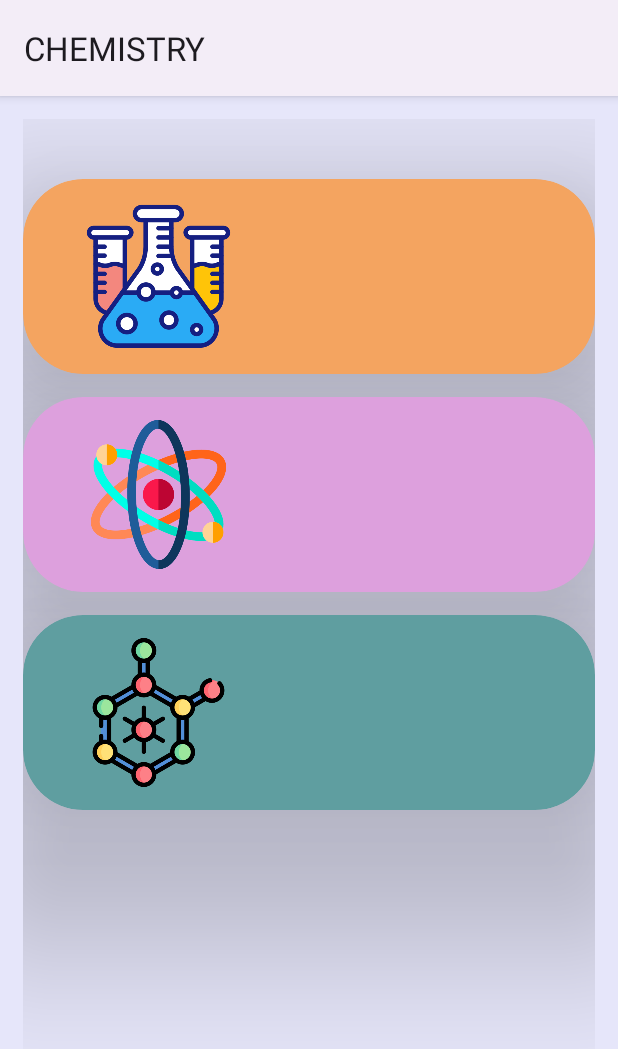
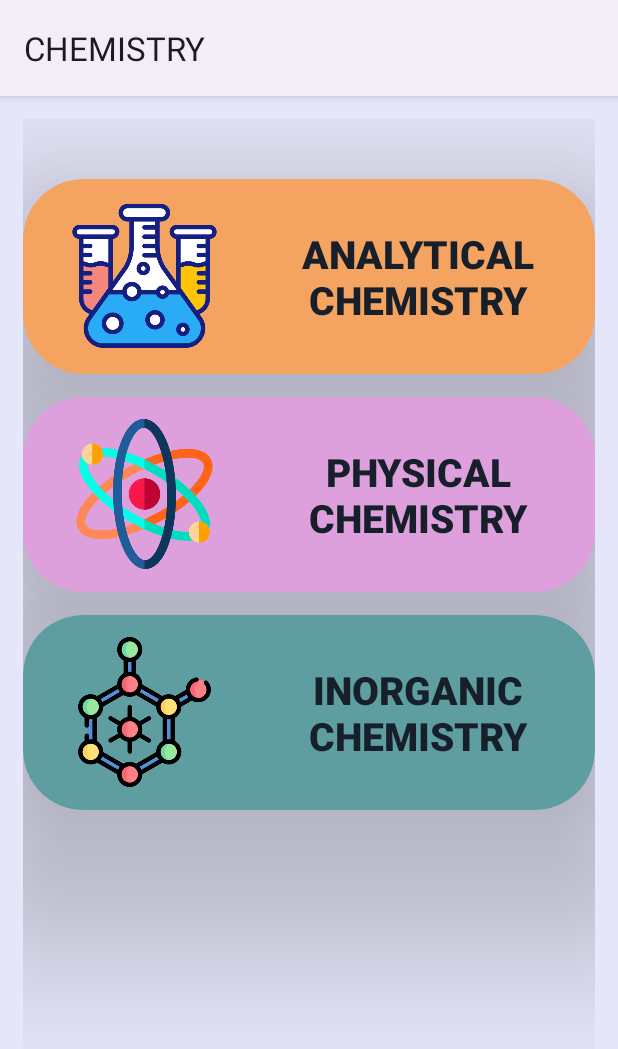
Before and after one commit to BakuEngineeringUniversity/prj-exam-app-Nergiz-Axundova, an Android app: the ChemistryCardView screen opened directly, with no data from a screen before it, on a phone screen of 412 x 824 dp. Shown: the top 1049 px of the screen. Run offline under Robolectric (Android 15) with nearby library versions, the phone set to English and light mode, and no system bars.

Commit message:
Chemistry CardView

```diff
--- a/app/src/main/res/layout/activity_chemistry_card_view.xml
+++ b/app/src/main/res/layout/activity_chemistry_card_view.xml
@@ -4,8 +4,8 @@
     xmlns:tools="http://schemas.android.com/tools"
     android:layout_width="match_parent"
     android:layout_height="match_parent"
-    tools:context=".cardView.ChemistryCardView"
-    android:background="@color/bgColor">
+    android:background="@color/bgColor"
+    tools:context=".cardView.ChemistryCardView">
 
     <GridLayout
         android:id="@+id/gridLayout8"
@@ -25,7 +25,6 @@
         <androidx.cardview.widget.CardView
             android:layout_width="match_parent"
             android:layout_height="130dp"
-            android:layout_marginStart="0dp"
             android:layout_marginTop="40dp"
             android:backgroundTint="@color/chemistry1"
             app:cardCornerRadius="40dp"
@@ -35,28 +34,30 @@
             app:layout_constraintTop_toTopOf="parent">
 
             <LinearLayout
+                android:layout_width="match_parent"
+                android:layout_height="match_parent"
+                android:gravity="center_vertical"
+                android:orientation="horizontal">
+
+                <ImageView
+                    android:id="@+id/analyticalChemistryIcon"
+                    android:layout_width="130dp"
+                    android:layout_height="100dp"
+                    android:layout_marginStart="16dp"
+                    android:contentDescription="@string/analytical_chemistry"
+                    app:srcCompat="@drawable/chemical_engineering" />
+
+                <TextView
+                    android:id="@+id/textViewBesideImage"
                     android:layout_width="wrap_content"
                     android:layout_height="wrap_content"
-                android:layout_margin="15dp"
-                android:gravity="center_horizontal|center_vertical"
-                android:orientation="vertical">
-
-                <androidx.constraintlayout.widget.ConstraintLayout
-                    android:layout_width="150dp"
-                    android:layout_height="match_parent">
-
-                    <ImageView
-                        android:id="@+id/chemicalEngineeringIcon"
-                        android:layout_width="match_parent"
-                        android:layout_height="match_parent"
-                        android:contentDescription="@string/chemical_engineering"
-                        app:layout_constraintBottom_toBottomOf="parent"
-                        app:layout_constraintEnd_toEndOf="parent"
-                        app:layout_constraintStart_toStartOf="parent"
-                        app:layout_constraintTop_toTopOf="parent"
-                        app:srcCompat="@drawable/chemical_engineering" />
-
-                </androidx.constraintlayout.widget.ConstraintLayout>
+                    android:fontFamily="sans-serif-black"
+                    android:gravity="center"
+                    android:text="@string/analytical_Chemistry"
+                    android:textAllCaps="true"
+                    android:textColor="@color/detailTextColor"
+                    android:textSize="26sp"
+                    android:textStyle="bold" />
 
             </LinearLayout>
 
@@ -65,7 +66,6 @@
         <androidx.cardview.widget.CardView
             android:layout_width="match_parent"
             android:layout_height="130dp"
-            android:layout_marginStart="0dp"
             android:layout_marginTop="15dp"
             android:backgroundTint="@color/chemistry2"
             app:cardCornerRadius="40dp"
@@ -75,29 +75,29 @@
             app:layout_constraintTop_toTopOf="parent">
 
             <LinearLayout
-                android:layout_width="wrap_content"
-                android:layout_height="wrap_content"
-                android:layout_margin="15dp"
-                android:gravity="center_horizontal|center_vertical"
-                android:orientation="vertical">
-
-                <androidx.constraintlayout.widget.ConstraintLayout
-                    android:layout_width="150dp"
-                    android:layout_height="match_parent">
+                android:layout_width="match_parent"
+                android:layout_height="match_parent"
+                android:gravity="center_vertical"
+                android:orientation="horizontal">
 
                 <ImageView
                     android:id="@+id/physicalChemistryIcon"
-                        android:layout_width="match_parent"
-                        android:layout_height="match_parent"
+                    android:layout_width="130dp"
+                    android:layout_height="100dp"
+                    android:layout_marginStart="16dp"
                     android:contentDescription="@string/physical_chemistry"
-                        app:layout_constraintBottom_toBottomOf="parent"
-                        app:layout_constraintEnd_toEndOf="parent"
-                        app:layout_constraintStart_toStartOf="parent"
-                        app:layout_constraintTop_toTopOf="parent"
                     app:srcCompat="@drawable/physical_chemistry" />
 
-                </androidx.constraintlayout.widget.ConstraintLayout>
-
+                <TextView
+                    android:layout_width="wrap_content"
+                    android:layout_height="wrap_content"
+                    android:fontFamily="sans-serif-black"
+                    android:gravity="center"
+                    android:text="@string/physical_chemistry"
+                    android:textAllCaps="true"
+                    android:textColor="@color/detailTextColor"
+                    android:textSize="26sp"
+                    android:textStyle="bold" />
             </LinearLayout>
 
         </androidx.cardview.widget.CardView>
@@ -105,7 +105,6 @@
         <androidx.cardview.widget.CardView
             android:layout_width="match_parent"
             android:layout_height="130dp"
-            android:layout_marginStart="0dp"
             android:layout_marginTop="15dp"
             android:backgroundTint="@color/chemistry3"
             app:cardCornerRadius="40dp"
@@ -115,29 +114,30 @@
             app:layout_constraintTop_toTopOf="parent">
 
             <LinearLayout
-                android:layout_width="wrap_content"
-                android:layout_height="wrap_content"
-                android:layout_margin="15dp"
-                android:gravity="center_horizontal|center_vertical"
-                android:orientation="vertical">
+                android:layout_width="match_parent"
+                android:layout_height="match_parent"
+                android:gravity="center_vertical"
+                android:orientation="horizontal">
 
-                <androidx.constraintlayout.widget.ConstraintLayout
-                    android:layout_width="150dp"
-                    android:layout_height="match_parent">
 
                 <ImageView
                     android:id="@+id/inorganicChemistryIcon"
-                        android:layout_width="match_parent"
-                        android:layout_height="match_parent"
+                    android:layout_width="130dp"
+                    android:layout_height="100dp"
+                    android:layout_marginStart="16dp"
                     android:contentDescription="@string/inorganic_chemistry"
-                        app:layout_constraintBottom_toBottomOf="parent"
-                        app:layout_constraintEnd_toEndOf="parent"
-                        app:layout_constraintStart_toStartOf="parent"
-                        app:layout_constraintTop_toTopOf="parent"
                     app:srcCompat="@drawable/inorganic_chemistry" />
 
-                </androidx.constraintlayout.widget.ConstraintLayout>
-
+                <TextView
+                    android:layout_width="wrap_content"
+                    android:layout_height="wrap_content"
+                    android:fontFamily="sans-serif-black"
+                    android:gravity="center"
+                    android:text="@string/inorganic_chemistry"
+                    android:textAllCaps="true"
+                    android:textColor="@color/detailTextColor"
+                    android:textSize="26sp"
+                    android:textStyle="bold" />
 
             </LinearLayout>
 
--- a/app/src/main/res/values/strings.xml
+++ b/app/src/main/res/values/strings.xml
@@ -133,4 +133,6 @@
     <string name="question_3">Question 3</string>
     <string name="reading_cardviewText">Reading</string>
     <string name="reading_textCardView">Reading</string>
+    <string name="analytical_chemistry">\n</string>
+    <string name="analytical_Chemistry">Analytical Chemistry</string>
 </resources>
```
Lines whose indentation alone changed are shown as unchanged.
